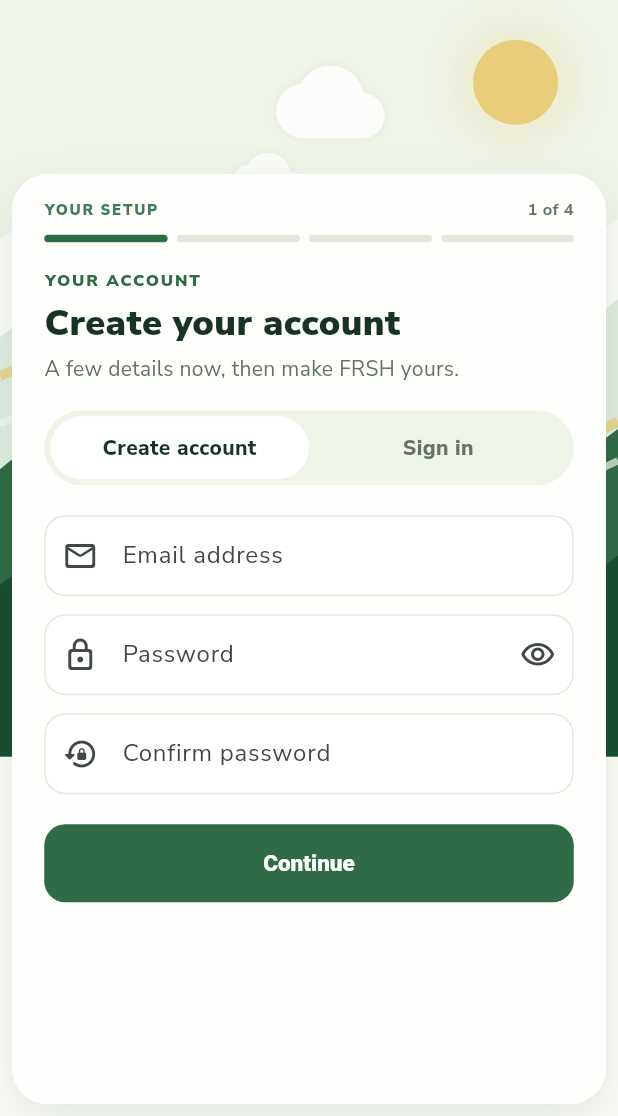
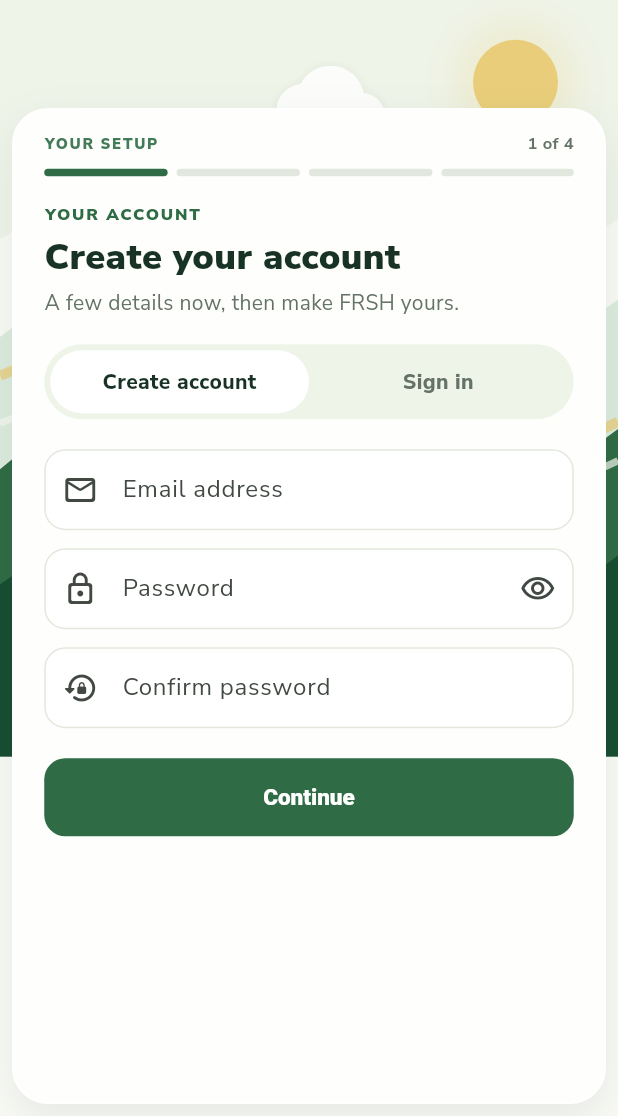
Before and after one commit to Tokol/frshnearbyapp, a Flutter app: the screen it shows after launch, after a tap on "Continue with email", on a phone screen of 412 x 824 dp, the part 120-1236 px from its top. Run offline on Flutter 3.47's test engine with Material 3 defaults, Android fonts, the phone set to English and light mode, and no system bars; our stand-ins replace country_picker, dio, firebase_auth, firebase_core, flutter_svg, geocoding and 5 more; accounts and stored records are empty.

Commit message:
Simplify auth layout and reduce login friction

```diff
--- a/lib/features/auth/auth_screen.dart
+++ b/lib/features/auth/auth_screen.dart
@@ -722,15 +722,7 @@
             child: Column(
               children: [
                 _TopBar(page: _page, onBack: _goBack),
-                SizedBox(
-                  height:
-                      _page == 0
-                          ? (MediaQuery.sizeOf(context).height * .30).clamp(
-                            150.0,
-                            240.0,
-                          )
-                          : 116,
-                ),
+                SizedBox(height: _page == 0 ? 104 : 72),
                 Expanded(
                   child: Container(
                     width: double.infinity,
@@ -1059,7 +1051,7 @@
     child: Column(
       crossAxisAlignment: CrossAxisAlignment.stretch,
       children: [
-        const Center(child: _Eyebrow('WELCOME TO FRSH NEARBY')),
+        const Center(child: _Eyebrow('WELCOME')),
         const Text(
           'Fresh food near you',
           textAlign: TextAlign.center,
@@ -1077,17 +1069,6 @@
           textAlign: TextAlign.center,
           style: TextStyle(color: _muted, fontSize: 14, height: 1.4),
         ),
-        const SizedBox(height: 18),
-        const Row(
-          mainAxisAlignment: MainAxisAlignment.center,
-          children: [
-            _TrustPill(icon: Icons.near_me_outlined, text: 'Nearby'),
-            SizedBox(width: 7),
-            _TrustPill(icon: Icons.verified_outlined, text: 'Trusted'),
-            SizedBox(width: 7),
-            _TrustPill(icon: Icons.eco_outlined, text: 'Local'),
-          ],
-        ),
         const SizedBox(height: 22),
         _ProviderButton(
           mark: 'G',
@@ -1113,53 +1094,11 @@
           label: const Text('Continue with email'),
           style: _outlineStyle,
         ),
-        const SizedBox(height: 16),
-        Container(
-          padding: const EdgeInsets.all(13),
-          decoration: BoxDecoration(
-            color: const Color(0xFFF3F7EE),
-            borderRadius: BorderRadius.circular(14),
-          ),
-          child: const Row(
-            crossAxisAlignment: CrossAxisAlignment.start,
-            children: [
-              Icon(Icons.lock_outline_rounded, color: _green, size: 18),
-              SizedBox(width: 9),
-              Expanded(
-                child: Text(
-                  'Secure sign-in. Existing accounts return to their saved setup automatically.',
-                  style: TextStyle(color: _muted, fontSize: 11.5, height: 1.35),
-                ),
-              ),
-            ],
-          ),
-        ),
-      ],
-    ),
-  );
-}
-
-class _TrustPill extends StatelessWidget {
-  const _TrustPill({required this.icon, required this.text});
-  final IconData icon;
-  final String text;
-
-  @override
-  Widget build(BuildContext context) => Container(
-    padding: const EdgeInsets.symmetric(horizontal: 9, vertical: 7),
-    decoration: BoxDecoration(
-      color: const Color(0xFFF7F9F3),
-      borderRadius: BorderRadius.circular(99),
-      border: Border.all(color: _line),
-    ),
-    child: Row(
-      mainAxisSize: MainAxisSize.min,
-      children: [
-        Icon(icon, size: 14, color: _green),
-        const SizedBox(width: 4),
-        Text(
-          text,
-          style: const TextStyle(fontSize: 10.5, fontWeight: FontWeight.w800),
+        const SizedBox(height: 14),
+        const Text(
+          'Secure sign-in • your saved setup resumes automatically',
+          textAlign: TextAlign.center,
+          style: TextStyle(color: _muted, fontSize: 11.5),
         ),
       ],
     ),
```
Also changed, not shown: lib/main.dart (+2 -99 lines).
